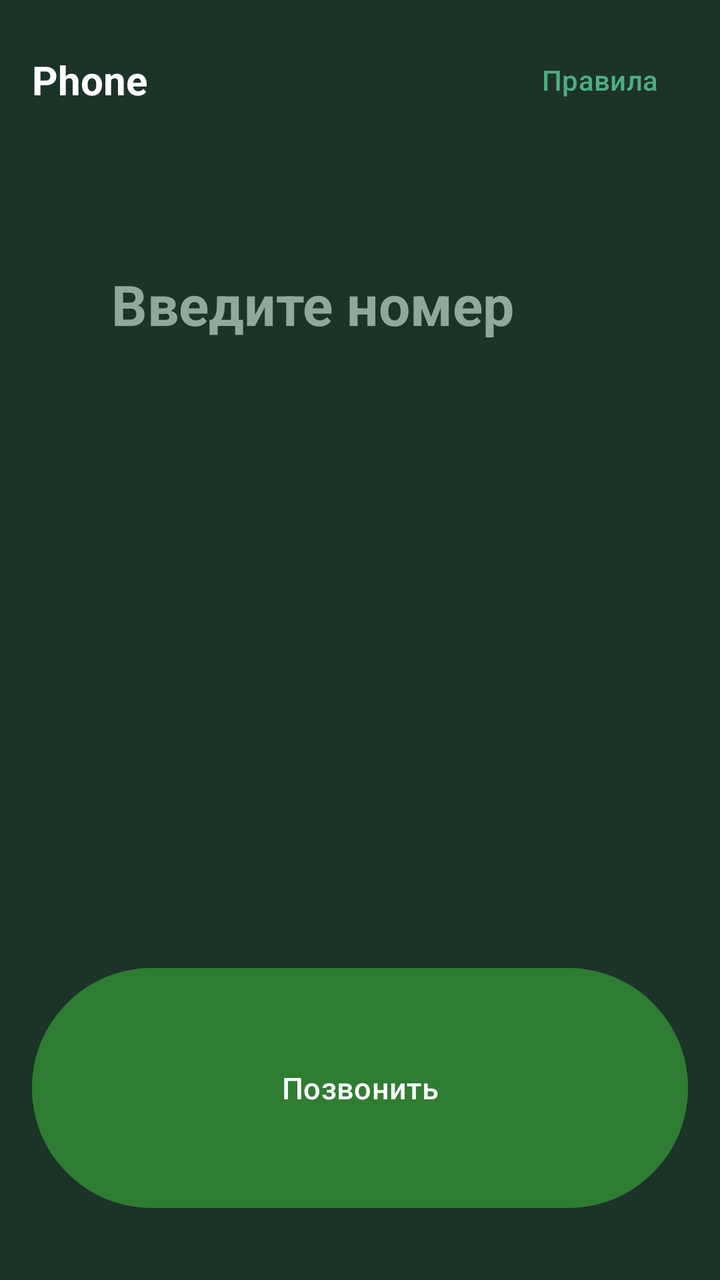
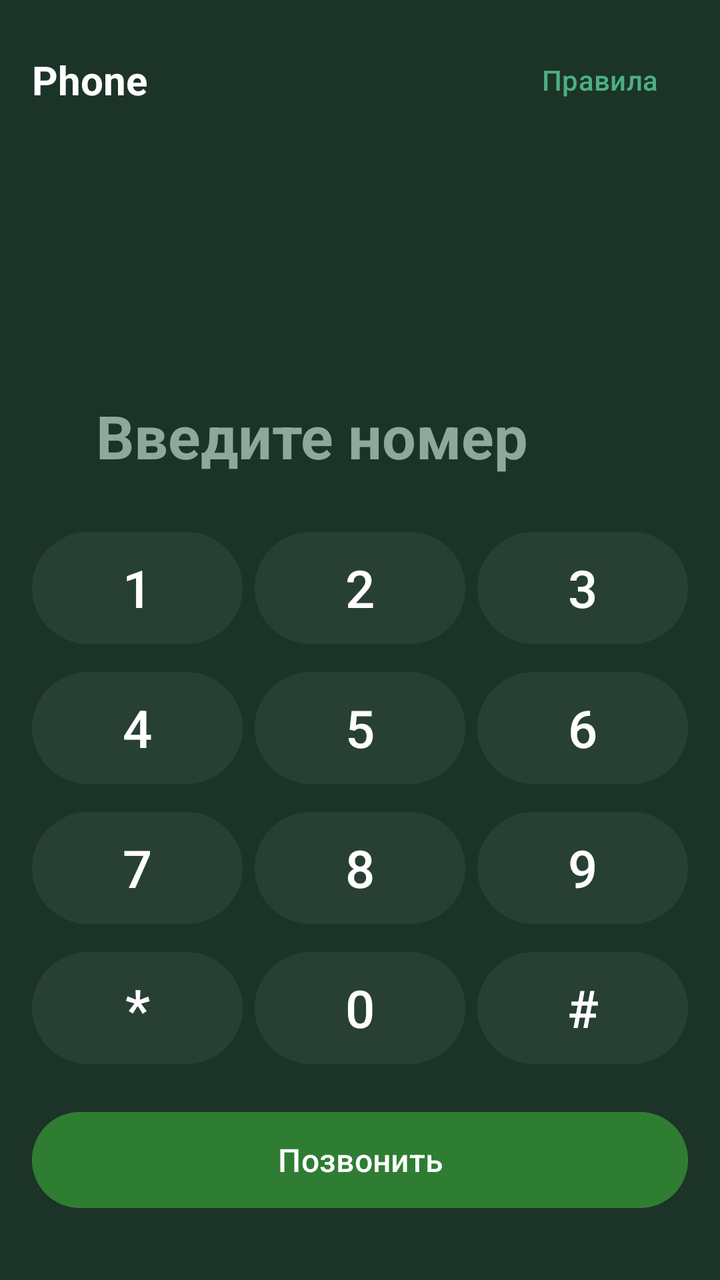

Two renders of the same Android screen: before a commit and after it. Below are the layout's source before the change and the commit's diff.
<!-- AndroidManifest.xml: application theme Theme.CallShift -->
<!-- res/layout/activity_dialer.xml -->
<?xml version="1.0" encoding="utf-8"?>
<LinearLayout xmlns:android="http://schemas.android.com/apk/res/android"
    android:layout_width="match_parent"
    android:layout_height="match_parent"
    android:background="@color/brand_primary"
    android:orientation="vertical"
    android:padding="16dp">

    
    <LinearLayout
        android:layout_width="match_parent"
        android:layout_height="wrap_content"
        android:gravity="center_vertical"
        android:orientation="horizontal">

        <TextView
            android:layout_width="0dp"
            android:layout_height="wrap_content"
            android:layout_weight="1"
            android:text="@string/title_dialer"
            android:textColor="@color/text_primary"
            android:textSize="20sp"
            android:textStyle="bold" />

        <com.google.android.material.button.MaterialButton
            android:id="@+id/btnRules"
            style="@style/Widget.Material3.Button.TextButton"
            android:layout_width="wrap_content"
            android:layout_height="wrap_content"
            android:text="Правила"
            android:textColor="@color/brand_accent" />
    </LinearLayout>

    <Space
        android:layout_width="match_parent"
        android:layout_height="0dp"
        android:layout_weight="1" />

    
    <LinearLayout
        android:layout_width="match_parent"
        android:layout_height="wrap_content"
        android:gravity="center_vertical"
        android:orientation="horizontal"
        android:paddingStart="8dp"
        android:paddingEnd="8dp">

        <TextView
            android:id="@+id/tvNumber"
            android:layout_width="0dp"
            android:layout_height="wrap_content"
            android:layout_weight="1"
            android:gravity="center"
            android:hint="Введите номер"
            android:textColor="@color/text_primary"
            android:textColorHint="@color/text_muted"
            android:textSize="28sp"
            android:textStyle="bold" />

        <ImageButton
            android:id="@+id/btnBackspace"
            android:layout_width="48dp"
            android:layout_height="48dp"
            android:background="?attr/selectableItemBackgroundBorderless"
            android:contentDescription="Удалить"
            android:src="@android:drawable/ic_input_delete"
            android:tint="@color/text_secondary"
            android:visibility="invisible" />
    </LinearLayout>

    <Space
        android:layout_width="match_parent"
        android:layout_height="16dp" />

    
    <GridLayout
        android:layout_width="match_parent"
        android:layout_height="wrap_content"
        android:columnCount="3">

        <Button android:id="@+id/k1" style="@style/Widget.CallShift.DialKey" android:text="1" />
        <Button android:id="@+id/k2" style="@style/Widget.CallShift.DialKey" android:text="2" />
        <Button android:id="@+id/k3" style="@style/Widget.CallShift.DialKey" android:text="3" />

        <Button android:id="@+id/k4" style="@style/Widget.CallShift.DialKey" android:text="4" />
        <Button android:id="@+id/k5" style="@style/Widget.CallShift.DialKey" android:text="5" />
        <Button android:id="@+id/k6" style="@style/Widget.CallShift.DialKey" android:text="6" />

        <Button android:id="@+id/k7" style="@style/Widget.CallShift.DialKey" android:text="7" />
        <Button android:id="@+id/k8" style="@style/Widget.CallShift.DialKey" android:text="8" />
        <Button android:id="@+id/k9" style="@style/Widget.CallShift.DialKey" android:text="9" />

        <Button android:id="@+id/kStar" style="@style/Widget.CallShift.DialKey" android:text="*" />
        <Button android:id="@+id/k0" style="@style/Widget.CallShift.DialKey" android:text="0" />
        <Button android:id="@+id/kHash" style="@style/Widget.CallShift.DialKey" android:text="#" />
    </GridLayout>

    <Space
        android:layout_width="match_parent"
        android:layout_height="16dp" />

    
    <com.google.android.material.button.MaterialButton
        android:id="@+id/btnCall"
        style="@style/Widget.CallShift.CallBig"
        android:layout_width="match_parent"
        android:layout_marginBottom="16dp"
        android:backgroundTint="@color/status_ok"
        android:text="Позвонить" />

</LinearLayout>
<!-- resources referenced by this layout -->
<resources>
  <color name="brand_accent">#4CAF82</color>
  <color name="brand_primary">#1C3328</color>
  <color name="status_ok">#2E7D32</color>
  <color name="text_muted">#8EA89C</color>
  <color name="text_primary">#FFFFFF</color>
  <color name="text_secondary">#BFD6C9</color>
  <string name="title_dialer">Phone</string>
  <style name="Widget.CallShift.CallBig" parent="Widget.Material3.Button">
          <item name="android:layout_width">0dp</item>
          <item name="android:layout_height">64dp</item>
          <item name="android:layout_weight">1</item>
          <item name="android:textColor">#FFFFFF</item>
          <item name="android:textSize">15sp</item>
      </style>
  <style name="Widget.CallShift.DialKey" parent="Widget.Material3.Button.TextButton">
          <item name="android:layout_width">0dp</item>
          <item name="android:layout_height">68dp</item>
          <item name="android:layout_weight">1</item>
          <item name="android:textSize">24sp</item>
          <item name="android:textColor">#FFFFFF</item>
          <item name="android:insetLeft">0dp</item>
          <item name="android:insetRight">0dp</item>
      </style>
  <style name="Theme.CallShift" parent="Theme.Material3.DayNight.NoActionBar">
          <item name="colorPrimary">@color/brand_accent</item>
          <item name="colorSecondary">@color/brand_secondary</item>
          <item name="android:statusBarColor">@color/brand_primary</item>
          <item name="android:navigationBarColor">@color/brand_primary</item>
          <item name="android:windowBackground">@color/brand_primary</item>
      </style>
  <color name="brand_secondary">#2E4A3E</color>
</resources>

<!-- the commit's change to res/layout/activity_dialer.xml (unified diff, before → after) -->
@@ -1,5 +1,6 @@
 <?xml version="1.0" encoding="utf-8"?>
 <LinearLayout xmlns:android="http://schemas.android.com/apk/res/android"
+    xmlns:app="http://schemas.android.com/apk/res-auto"
     android:layout_width="match_parent"
     android:layout_height="match_parent"
     android:background="@color/brand_primary"
@@ -42,8 +43,8 @@
         android:layout_height="wrap_content"
         android:gravity="center_vertical"
         android:orientation="horizontal"
-        android:paddingStart="8dp"
-        android:paddingEnd="8dp">
+        android:paddingStart="12dp"
+        android:paddingEnd="12dp">
 
         <TextView
             android:id="@+id/tvNumber"
@@ -52,9 +53,10 @@
             android:layout_weight="1"
             android:gravity="center"
             android:hint="Введите номер"
+            android:minHeight="56dp"
             android:textColor="@color/text_primary"
             android:textColorHint="@color/text_muted"
-            android:textSize="28sp"
+            android:textSize="30sp"
             android:textStyle="bold" />
 
         <ImageButton
@@ -64,7 +66,7 @@
             android:background="?attr/selectableItemBackgroundBorderless"
             android:contentDescription="Удалить"
             android:src="@android:drawable/ic_input_delete"
-            android:tint="@color/text_secondary"
+            app:tint="@color/text_secondary"
             android:visibility="invisible" />
     </LinearLayout>
 
@@ -73,39 +75,203 @@
         android:layout_height="16dp" />
 
     
-    <GridLayout
+    <LinearLayout
         android:layout_width="match_parent"
         android:layout_height="wrap_content"
-        android:columnCount="3">
-
-        <Button android:id="@+id/k1" style="@style/Widget.CallShift.DialKey" android:text="1" />
-        <Button android:id="@+id/k2" style="@style/Widget.CallShift.DialKey" android:text="2" />
-        <Button android:id="@+id/k3" style="@style/Widget.CallShift.DialKey" android:text="3" />
-
-        <Button android:id="@+id/k4" style="@style/Widget.CallShift.DialKey" android:text="4" />
-        <Button android:id="@+id/k5" style="@style/Widget.CallShift.DialKey" android:text="5" />
-        <Button android:id="@+id/k6" style="@style/Widget.CallShift.DialKey" android:text="6" />
-
-        <Button android:id="@+id/k7" style="@style/Widget.CallShift.DialKey" android:text="7" />
-        <Button android:id="@+id/k8" style="@style/Widget.CallShift.DialKey" android:text="8" />
-        <Button android:id="@+id/k9" style="@style/Widget.CallShift.DialKey" android:text="9" />
-
-        <Button android:id="@+id/kStar" style="@style/Widget.CallShift.DialKey" android:text="*" />
-        <Button android:id="@+id/k0" style="@style/Widget.CallShift.DialKey" android:text="0" />
-        <Button android:id="@+id/kHash" style="@style/Widget.CallShift.DialKey" android:text="#" />
-    </GridLayout>
-
-    <Space
-        android:layout_width="match_parent"
-        android:layout_height="16dp" />
+        android:orientation="vertical">
+
+        
+        <LinearLayout
+            android:layout_width="match_parent"
+            android:layout_height="64dp"
+            android:layout_marginBottom="6dp"
+            android:orientation="horizontal">
+
+            <com.google.android.material.button.MaterialButton
+                android:id="@+id/k1"
+                style="@style/Widget.Material3.Button.TonalButton"
+                android:layout_width="0dp"
+                android:layout_height="match_parent"
+                android:layout_marginEnd="4dp"
+                android:layout_weight="1"
+                android:text="1"
+                android:textColor="@color/text_primary"
+                android:textSize="26sp"
+                app:backgroundTint="@color/surface_card" />
+
+            <com.google.android.material.button.MaterialButton
+                android:id="@+id/k2"
+                style="@style/Widget.Material3.Button.TonalButton"
+                android:layout_width="0dp"
+                android:layout_height="match_parent"
+                android:layout_marginStart="2dp"
+                android:layout_marginEnd="2dp"
+                android:layout_weight="1"
+                android:text="2"
+                android:textColor="@color/text_primary"
+                android:textSize="26sp"
+                app:backgroundTint="@color/surface_card" />
+
+            <com.google.android.material.button.MaterialButton
+                android:id="@+id/k3"
+                style="@style/Widget.Material3.Button.TonalButton"
+                android:layout_width="0dp"
+                android:layout_height="match_parent"
+                android:layout_marginStart="4dp"
+                android:layout_weight="1"
+                android:text="3"
+                android:textColor="@color/text_primary"
+                android:textSize="26sp"
+                app:backgroundTint="@color/surface_card" />
+        </LinearLayout>
+
+        
+        <LinearLayout
+            android:layout_width="match_parent"
+            android:layout_height="64dp"
+            android:layout_marginBottom="6dp"
+            android:orientation="horizontal">
+
+            <com.google.android.material.button.MaterialButton
+                android:id="@+id/k4"
+                style="@style/Widget.Material3.Button.TonalButton"
+                android:layout_width="0dp"
+                android:layout_height="match_parent"
+                android:layout_marginEnd="4dp"
+                android:layout_weight="1"
+                android:text="4"
+                android:textColor="@color/text_primary"
+                android:textSize="26sp"
+                app:backgroundTint="@color/surface_card" />
+
+            <com.google.android.material.button.MaterialButton
+                android:id="@+id/k5"
+                style="@style/Widget.Material3.Button.TonalButton"
+                android:layout_width="0dp"
+                android:layout_height="match_parent"
+                android:layout_marginStart="2dp"
+                android:layout_marginEnd="2dp"
+                android:layout_weight="1"
+                android:text="5"
+                android:textColor="@color/text_primary"
+                android:textSize="26sp"
+                app:backgroundTint="@color/surface_card" />
+
+            <com.google.android.material.button.MaterialButton
+                android:id="@+id/k6"
+                style="@style/Widget.Material3.Button.TonalButton"
+                android:layout_width="0dp"
+                android:layout_height="match_parent"
+                android:layout_marginStart="4dp"
+                android:layout_weight="1"
+                android:text="6"
+                android:textColor="@color/text_primary"
+                android:textSize="26sp"
+                app:backgroundTint="@color/surface_card" />
+        </LinearLayout>
+
+        
+        <LinearLayout
+            android:layout_width="match_parent"
+            android:layout_height="64dp"
+            android:layout_marginBottom="6dp"
+            android:orientation="horizontal">
+
+            <com.google.android.material.button.MaterialButton
+                android:id="@+id/k7"
+                style="@style/Widget.Material3.Button.TonalButton"
+                android:layout_width="0dp"
+                android:layout_height="match_parent"
+                android:layout_marginEnd="4dp"
+                android:layout_weight="1"
+                android:text="7"
+                android:textColor="@color/text_primary"
+                android:textSize="26sp"
+                app:backgroundTint="@color/surface_card" />
+
+            <com.google.android.material.button.MaterialButton
+                android:id="@+id/k8"
+                style="@style/Widget.Material3.Button.TonalButton"
+                android:layout_width="0dp"
+                android:layout_height="match_parent"
+                android:layout_marginStart="2dp"
+                android:layout_marginEnd="2dp"
+                android:layout_weight="1"
+                android:text="8"
+                android:textColor="@color/text_primary"
+                android:textSize="26sp"
+                app:backgroundTint="@color/surface_card" />
+
+            <com.google.android.material.button.MaterialButton
+                android:id="@+id/k9"
+                style="@style/Widget.Material3.Button.TonalButton"
+                android:layout_width="0dp"
+                android:layout_height="match_parent"
+                android:layout_marginStart="4dp"
+                android:layout_weight="1"
+                android:text="9"
+                android:textColor="@color/text_primary"
+                android:textSize="26sp"
+                app:backgroundTint="@color/surface_card" />
+        </LinearLayout>
+
+        
+        <LinearLayout
+            android:layout_width="match_parent"
+            android:layout_height="64dp"
+            android:layout_marginBottom="16dp"
+            android:orientation="horizontal">
+
+            <com.google.android.material.button.MaterialButton
+                android:id="@+id/kStar"
+                style="@style/Widget.Material3.Button.TonalButton"
+                android:layout_width="0dp"
+                android:layout_height="match_parent"
+                android:layout_marginEnd="4dp"
+                android:layout_weight="1"
+                android:text="*"
+                android:textColor="@color/text_primary"
+                android:textSize="28sp"
+                app:backgroundTint="@color/surface_card" />
+
+            <com.google.android.material.button.MaterialButton
+                android:id="@+id/k0"
+                style="@style/Widget.Material3.Button.TonalButton"
+                android:layout_width="0dp"
+                android:layout_height="match_parent"
+                android:layout_marginStart="2dp"
+                android:layout_marginEnd="2dp"
+                android:layout_weight="1"
+                android:text="0"
+                android:textColor="@color/text_primary"
+                android:textSize="26sp"
+                app:backgroundTint="@color/surface_card" />
+
+            <com.google.android.material.button.MaterialButton
+                android:id="@+id/kHash"
+                style="@style/Widget.Material3.Button.TonalButton"
+                android:layout_width="0dp"
+                android:layout_height="match_parent"
+                android:layout_marginStart="4dp"
+                android:layout_weight="1"
+                android:text="#"
+                android:textColor="@color/text_primary"
+                android:textSize="26sp"
+                app:backgroundTint="@color/surface_card" />
+        </LinearLayout>
+    </LinearLayout>
 
     
     <com.google.android.material.button.MaterialButton
         android:id="@+id/btnCall"
-        style="@style/Widget.CallShift.CallBig"
-        android:layout_width="match_parent"
+        style="@style/Widget.Material3.Button"
+        android:layout_width="match_parent"
+        android:layout_height="56dp"
         android:layout_marginBottom="16dp"
         android:backgroundTint="@color/status_ok"
-        android:text="Позвонить" />
+        android:text="Позвонить"
+        android:textColor="#FFFFFF"
+        android:textSize="16sp"
+        app:cornerRadius="28dp" />
 
 </LinearLayout>
<!-- resource entries referenced after the edit -->
@@ -3,26 +3,11 @@
   <color name="brand_accent">#4CAF82</color>
   <color name="brand_primary">#1C3328</color>
   <color name="status_ok">#2E7D32</color>
+  <color name="surface_card">#274033</color>
   <color name="text_muted">#8EA89C</color>
   <color name="text_primary">#FFFFFF</color>
   <color name="text_secondary">#BFD6C9</color>
   <string name="title_dialer">Phone</string>
-  <style name="Widget.CallShift.CallBig" parent="Widget.Material3.Button">
-          <item name="android:layout_width">0dp</item>
-          <item name="android:layout_height">64dp</item>
-          <item name="android:layout_weight">1</item>
-          <item name="android:textColor">#FFFFFF</item>
-          <item name="android:textSize">15sp</item>
-      </style>
-  <style name="Widget.CallShift.DialKey" parent="Widget.Material3.Button.TextButton">
-          <item name="android:layout_width">0dp</item>
-          <item name="android:layout_height">68dp</item>
-          <item name="android:layout_weight">1</item>
-          <item name="android:textSize">24sp</item>
-          <item name="android:textColor">#FFFFFF</item>
-          <item name="android:insetLeft">0dp</item>
-          <item name="android:insetRight">0dp</item>
-      </style>
   <style name="Theme.CallShift" parent="Theme.Material3.DayNight.NoActionBar">
           <item name="colorPrimary">@color/brand_accent</item>
           <item name="colorSecondary">@color/brand_secondary</item>
